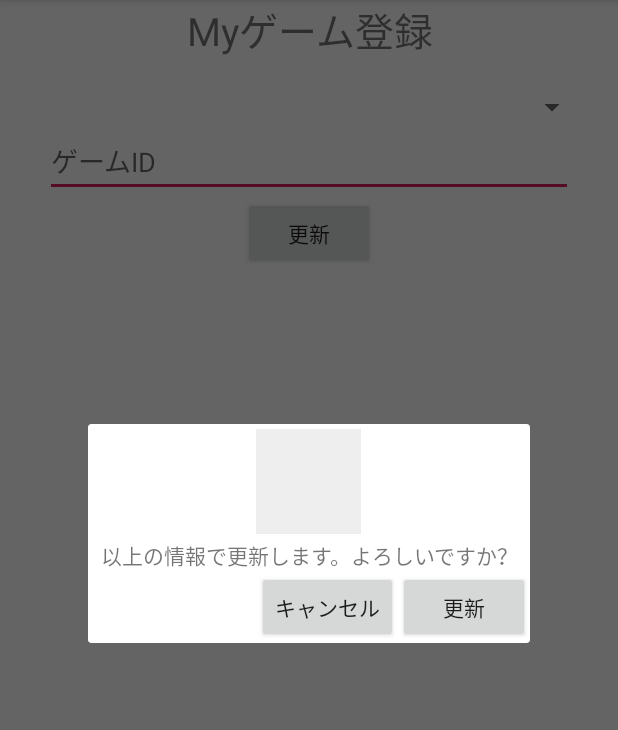
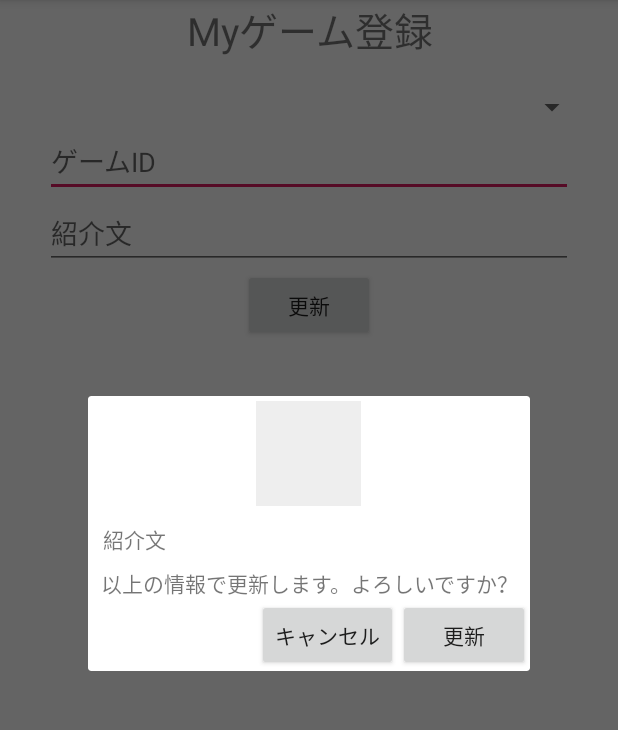
Before and after one commit to mnm234/Idee, an Android app: the fragment AddGameFragment shown on its own in the app's theme, after a tap on "更新", on a phone screen of 412 x 824 dp, the part 84-814 px from its top. Run offline under Robolectric (Android 15) with nearby library versions, the phone set to English and light mode, and no system bars; our stand-ins replace Firebase (no records; nobody signed in at launch, a user with empty details on screens opened directly).

Commit message:
紹介文でた

```diff
--- a/app/src/main/java/com/example/gfriend/AddDialogFragment.kt
+++ b/app/src/main/java/com/example/gfriend/AddDialogFragment.kt
@@ -49,7 +49,7 @@ class AddDialogFragment : DialogFragment() {
                 kakunin_friendcode.text = AddGameFragment.fcode
 
                 update_button.setOnClickListener {
-                    AddGameFragment().DialogOK(AddGameFragment.fcode,gId)
+                    AddGameFragment().DialogOK(AddGameFragment.fcode,gId,AddGameFragment.iText)
                     dialog!!.dismiss()
                 }
                 cancel_button.setOnClickListener {
--- a/app/src/main/java/com/example/gfriend/AddGameFragment.kt
+++ b/app/src/main/java/com/example/gfriend/AddGameFragment.kt
@@ -92,7 +92,6 @@ class AddGameFragment : Fragment() {
                     override fun onNothingSelected(parent: AdapterView<*>) {}
                 }
             }
-        Log.d("g",spinnerItems.toTypedArray().toString())
         val adapter = SpinnerAdapter(
             this.context!!,
             R.layout.spinner, spinnerItems.toTypedArray(), spinnerImages.toTypedArray()
@@ -144,6 +143,7 @@ class AddGameFragment : Fragment() {
             fcode = gameIdRegistration.text.toString()
             gameId = gId
             userId = mAuth!!.currentUser!!.uid
+            iText = IntroductionAboutMe.text.toString()
             dialogFragment.show(this.fragmentManager!!, "test alert dialog")
 
             /**
@@ -161,9 +161,9 @@ class AddGameFragment : Fragment() {
         }
     }
 
-    fun DialogOK(inputCode:String,gameId:Long){
+    fun DialogOK(inputCode:String,gameId:Long,intro:String){
 //        Log.d("popo", userId)
-        CloudFireStore().UpdateMyGame(userId, gameId, inputCode, false,"index")
+        CloudFireStore().UpdateMyGame(userId, gameId, inputCode, intro,false,"index")
 
     }
 
@@ -180,6 +180,7 @@ class AddGameFragment : Fragment() {
         var fcode: String = ""
         var gameId: Long = 0
         var userId:String = ""
+        var iText:String = ""
 
     }
 }
--- a/app/src/main/java/com/example/gfriend/SearchFragment.kt
+++ b/app/src/main/java/com/example/gfriend/SearchFragment.kt
@@ -40,7 +40,7 @@ class SearchFragment : Fragment(), SearchGameFilterRecyclerViewHolder.ItemClickL
                 .get()
                 .addOnSuccessListener {
                     for( document in it){
-                        searchMutableList.add(ProfilePageInfo(document.data["gId"] as Long, document.data["friendCode"].toString(),document.data["recFlag"] as Boolean))
+                        searchMutableList.add(ProfilePageInfo(document.data["gId"] as Long, document.data["friendCode"].toString(),document.data["recFlag"] as Boolean, document.data["intro"].toString()))
                     }
 //                Log.d("s",searchMutableList.toString())
                     search_recyclerview.adapter = SearchGameListRecyclerAdapter(this.context!!, this, searchMutableList)
@@ -73,7 +73,7 @@ class SearchFragment : Fragment(), SearchGameFilterRecyclerViewHolder.ItemClickL
             .get()
             .addOnSuccessListener {result ->
                 for( document in result){
-                    searchMutableList.add(ProfilePageInfo(document.data["gId"] as Long, document.data["friendCode"].toString(), document.data["recFlag"] as Boolean))
+                    searchMutableList.add(ProfilePageInfo(document.data["gId"] as Long, document.data["friendCode"].toString(), document.data["recFlag"] as Boolean, document.data["intro"].toString()))
                 }
                 search_recyclerview.adapter = SearchGameListRecyclerAdapter(this.context!!, this, searchMutableList)
                 search_recyclerview.layoutManager = LinearLayoutManager(this.context!!, LinearLayoutManager.VERTICAL, false)
--- a/app/src/main/java/com/example/gfriend/list/SearchGameListRecyclerAdapter.kt
+++ b/app/src/main/java/com/example/gfriend/list/SearchGameListRecyclerAdapter.kt
@@ -50,6 +50,7 @@ class SearchGameListRecyclerAdapter(
 //                    .into(a.itemImageView)
 //            }
             it.itemImageView.setImageBitmap(readImage("${itemList[position].profGameId}.png",context))
+            it.itemIntroductionTextView.text = itemList[position].intro
 //            it.itemSwitch.isChecked = itemList[position].recFlag
 
 
--- a/app/src/main/java/com/example/gfriend/list/SearchGameListRecyclerViewHolder.kt
+++ b/app/src/main/java/com/example/gfriend/list/SearchGameListRecyclerViewHolder.kt
@@ -18,6 +18,7 @@ class SearchRecyclerViewHolder(view: View) : RecyclerView.ViewHolder(view) {
     val itemTextView: TextView = view.findViewById(R.id.gameListId)
     val itemImageView: ImageView = view.findViewById(R.id.gameListIcon)
     val itemButton: Button = view.findViewById(R.id.copy_button)
+    val itemIntroductionTextView: TextView = view.findViewById(R.id.introduction_textView)
 
     init {
         // layoutの初期設定するときはココ
--- a/app/src/main/java/com/example/gfriend/list/profileGameListRecyclerAdapter.kt
+++ b/app/src/main/java/com/example/gfriend/list/profileGameListRecyclerAdapter.kt
@@ -55,13 +55,14 @@ class ProfileGameListRecyclerAdapter(
 
             it.itemSwitch.setOnCheckedChangeListener { buttonView, isChecked ->
                 if(isChecked){
-                    CloudFireStore().UpdateMyGame(ProfileFragment.currentUId, itemList[position].profGameId, itemList[position].profGameFriendCode, true,"index")
+                    CloudFireStore().UpdateMyGame(ProfileFragment.currentUId, itemList[position].profGameId, itemList[position].profGameFriendCode, itemList[position].intro,true,"index")
                 }
                 else{
-                    CloudFireStore().UpdateMyGame(ProfileFragment.currentUId, itemList[position].profGameId, itemList[position].profGameFriendCode, false,"index")
+                    CloudFireStore().UpdateMyGame(ProfileFragment.currentUId, itemList[position].profGameId, itemList[position].profGameFriendCode, itemList[position].intro,false,"index")
                 }
             }
 
+            it.itemIntroductionTextView.text = itemList[position].intro
             it.itemTextView.text = itemList[position].profGameFriendCode
         }
     }
--- a/app/src/main/java/com/example/gfriend/list/profileGameListRecyclerViewHolder.kt
+++ b/app/src/main/java/com/example/gfriend/list/profileGameListRecyclerViewHolder.kt
@@ -17,6 +17,7 @@ class ProfileRecyclerViewHolder(view: View) : RecyclerView.ViewHolder(view) {
     val itemTextView: TextView = view.findViewById(R.id.gameListId)
     val itemImageView: ImageView = view.findViewById(R.id.gameListIcon)
     val itemSwitch: Switch = view.findViewById(R.id.bosyu_switch)
+    val itemIntroductionTextView: TextView = view.findViewById(R.id.introduction_textView)
 
     init {
         // layoutの初期設定するときはココ
--- a/app/src/main/java/com/example/gfriend/profile/Data.kt
+++ b/app/src/main/java/com/example/gfriend/profile/Data.kt
@@ -3,7 +3,8 @@ package com.example.gfriend.profile
 data class ProfilePageInfo(
     val profGameId: Long,
     val profGameFriendCode: String,
-    val recFlag: Boolean
+    val recFlag: Boolean,
+    val intro:String
 )
 
 data class SearchPageInfo(
--- a/app/src/main/java/com/example/gfriend/profile/ProfileFragment.kt
+++ b/app/src/main/java/com/example/gfriend/profile/ProfileFragment.kt
@@ -58,7 +58,8 @@ class ProfileFragment : Fragment(), ProfileRecyclerViewHolder.ItemClickListener
             .addOnSuccessListener { result ->
                 for (document in result) {
 //                    Log.d("あああ", document.data["recFlag"].toString())
-                    profMutableList.add(ProfilePageInfo(document.data["gId"] as Long, document.data["friendCode"].toString(), document.data["recFlag"] as Boolean))
+                    profMutableList.add(ProfilePageInfo(document.data["gId"] as Long, document.data["friendCode"].toString(), document.data["recFlag"] as Boolean, document.data["intro"].toString()))
+                    Log.d("intro", document.data["intro"].toString())
 
                 }
                 profile_recyclerView.adapter = ProfileGameListRecyclerAdapter(this.context!!, this, profMutableList)
--- a/app/src/main/res/layout/fragment_add_dialog.xml
+++ b/app/src/main/res/layout/fragment_add_dialog.xml
@@ -28,6 +28,15 @@
             />
     </LinearLayout>
     <TextView
+        android:text="紹介文"
+        android:maxLength="20"
+        android:layout_marginVertical="8dp"
+        android:id="@+id/introduction_textView"
+        android:layout_width="match_parent"
+        android:layout_marginHorizontal="10dp"
+        android:layout_height="wrap_content"/>
+    <TextView
+        android:id="@+id/comment"
         android:layout_marginHorizontal="8dp"
         android:layout_width="match_parent"
         android:layout_height="wrap_content"
--- a/app/src/main/res/layout/fragment_add_game.xml
+++ b/app/src/main/res/layout/fragment_add_game.xml
@@ -32,11 +32,20 @@
         android:hint="ゲームID"
         android:layout_marginHorizontal="30dp"
         tools:ignore="MissingConstraints" />
+    <com.google.android.material.textfield.TextInputEditText
+        android:id="@+id/IntroductionAboutMe"
+        android:layout_width="match_parent"
+        android:layout_height="wrap_content"
+        app:layout_constraintTop_toBottomOf="@id/gameIdRegistration"
+        android:hint="紹介文"
+        android:layout_marginHorizontal="30dp"
+        android:maxLength="20"
+        tools:ignore="MissingConstraints" />
     <Button
         android:id="@+id/mygame_submit_button"
         app:layout_constraintLeft_toLeftOf="parent"
         app:layout_constraintRight_toRightOf="parent"
-        app:layout_constraintTop_toBottomOf="@id/gameIdRegistration"
+        app:layout_constraintTop_toBottomOf="@id/IntroductionAboutMe"
         android:text="更新"
         android:layout_width="wrap_content"
         android:layout_height="wrap_content"
```
Also changed, not shown: app/src/main/java/com/example/gfriend/CloudFireStore.kt (+5 -3 lines), app/src/main/java/com/example/gfriend/MainActivity.kt (+33 -29 lines), app/src/main/res/layout/recycler_item.xml (+10 -0 lines), app/src/main/res/layout/search_recycler_item.xml (+12 -0 lines).
